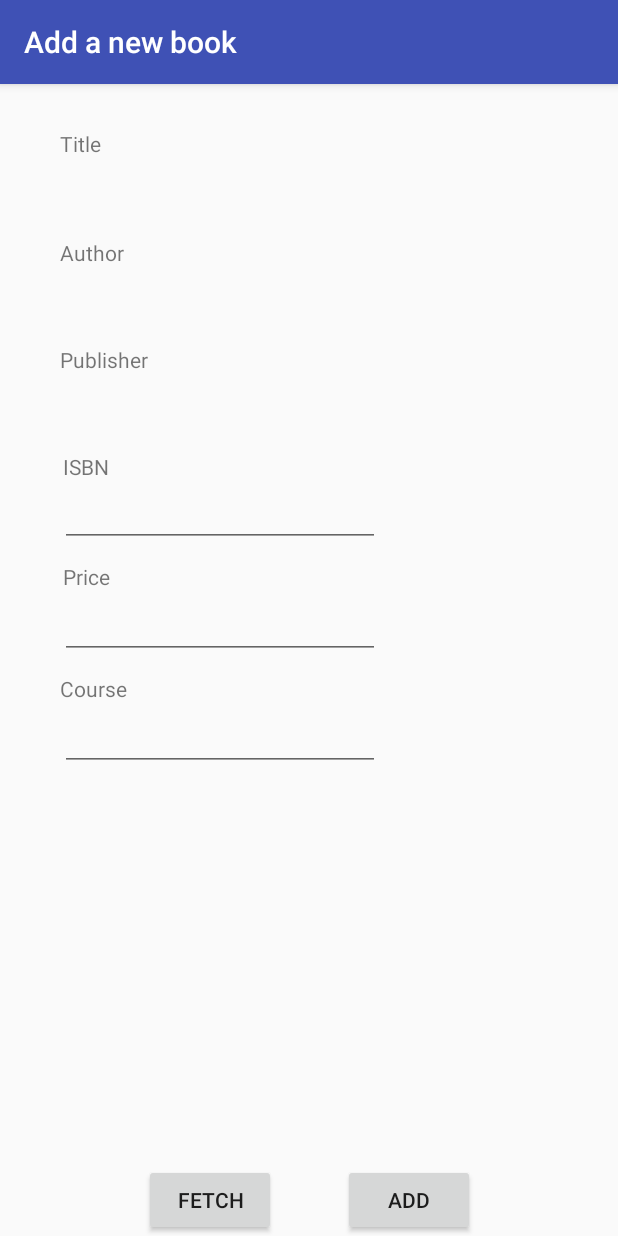
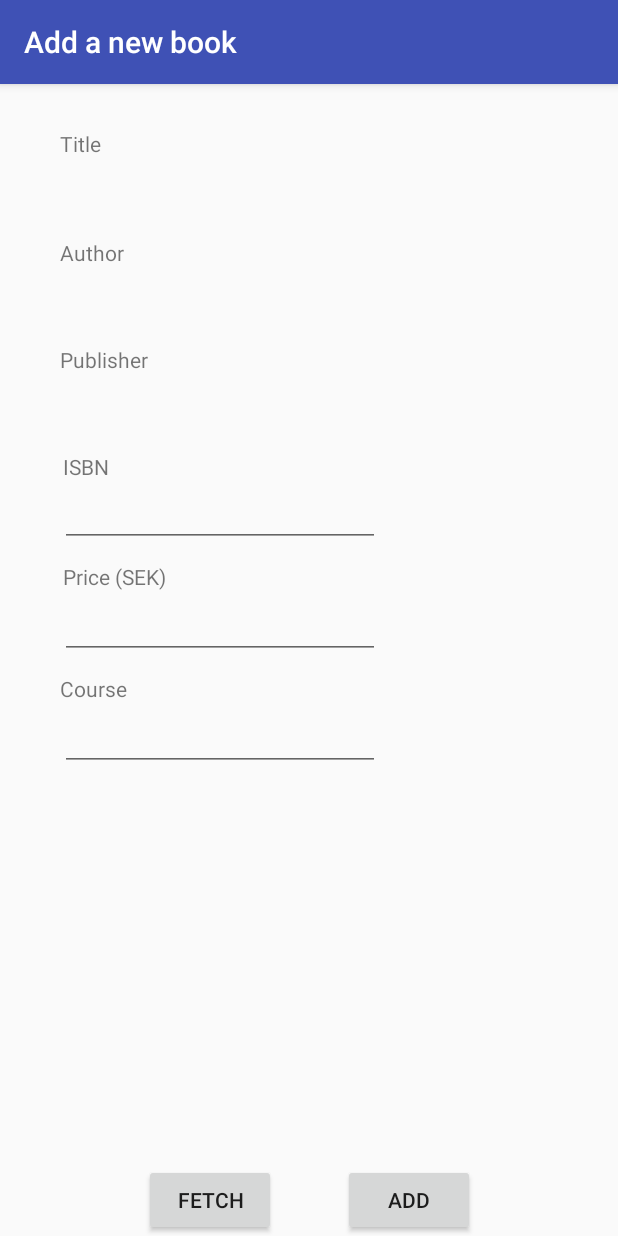
Before and after one commit to Flirre/bookmanager, an Android app: the AddActivity screen opened directly, with no data from a screen before it, on a phone screen of 412 x 824 dp. Run offline under Robolectric (Android 15) with nearby library versions, the phone set to English and light mode, and no system bars; libraries missing offline, so code that uses them is left out: com.loopj.android, cz.msebera.android.

Commit message:
final adjustments

```diff
--- a/app/src/main/java/edu/chalmers/fillin/bookmanagerlab2/DetailActivity.java
+++ b/app/src/main/java/edu/chalmers/fillin/bookmanagerlab2/DetailActivity.java
@@ -34,7 +34,7 @@ public class DetailActivity extends AppCompatActivity {
         TextView isbn = (TextView) findViewById(R.id.isbn_holder);
         isbn.setText(book.getIsbn());
         TextView price = (TextView) findViewById(R.id.price_holder);
-        price.setText(Integer.toString(book.getPrice()));
+        price.setText(Integer.toString(book.getPrice()) + " SEK");
     }
 
     @Override
--- a/app/src/main/res/layout/activity_add.xml
+++ b/app/src/main/res/layout/activity_add.xml
@@ -62,12 +62,12 @@
         android:layout_width="wrap_content"
         android:layout_height="wrap_content"
         android:layout_below="@+id/isbn"
+        android:layout_alignStart="@+id/textView2"
         android:layout_alignLeft="@+id/textView2"
-        android:layout_alignStart="@+id/textView2"
+        android:layout_marginStart="2dp"
         android:layout_marginLeft="2dp"
-        android:layout_marginStart="2dp"
         android:layout_marginTop="10dp"
-        android:text="Price" />
+        android:text="Price (SEK)" />
 
     <TextView
         android:id="@+id/textView4"
--- a/app/src/main/res/layout/activity_edit.xml
+++ b/app/src/main/res/layout/activity_edit.xml
@@ -57,7 +57,7 @@
         android:layout_marginLeft="2dp"
         android:layout_marginStart="2dp"
         android:layout_marginTop="10dp"
-        android:text="Price" />
+        android:text="Price (SEK)" />
 
     <TextView
         android:id="@+id/textView4"
```
